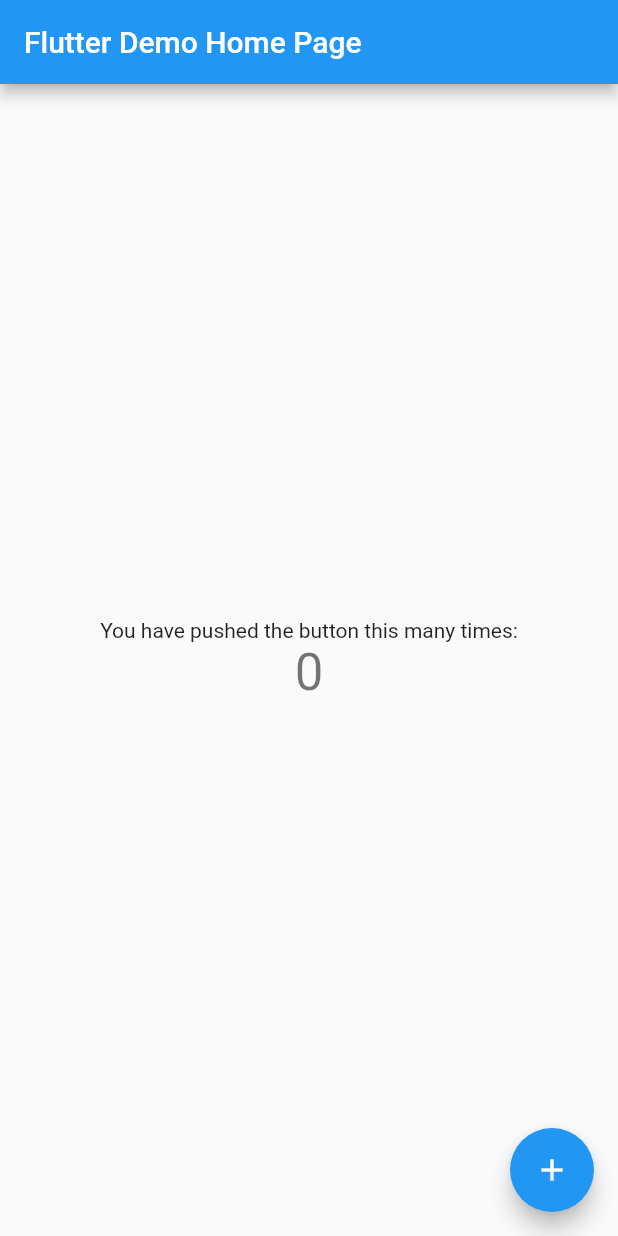
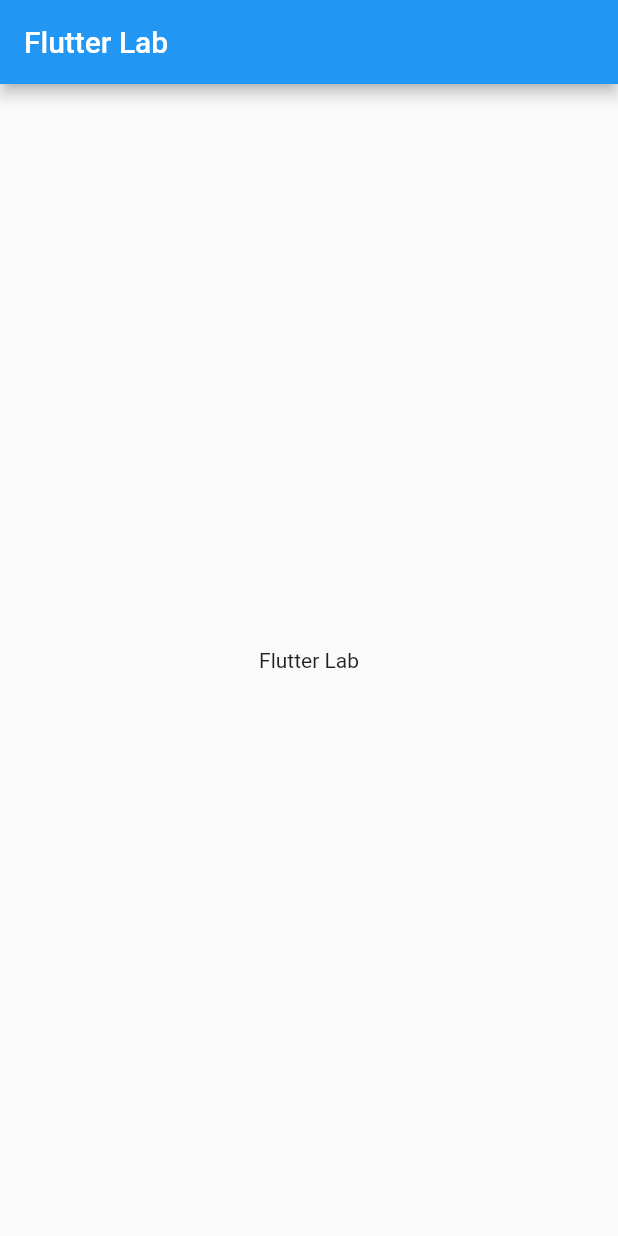
Before and after one commit to vika41130/flutter_lab, a Flutter app: the screen it shows after launch, on a phone screen of 412 x 824 dp. Run offline on Flutter 3.47's test engine with Material 2 defaults, Android fonts, the phone set to English and light mode, and no system bars.

Commit message:
clean dev

```diff
--- a/lib/main.dart
+++ b/lib/main.dart
@@ -7,40 +7,20 @@ void main() {
 class MyApp extends StatelessWidget {
   const MyApp({super.key});
 
-  // This widget is the root of your application.
   @override
   Widget build(BuildContext context) {
     return MaterialApp(
-      title: 'Flutter Demo',
+      title: 'Flutter Lab',
       theme: ThemeData(
-        // This is the theme of your application.
-        //
-        // Try running your application with "flutter run". You'll see the
-        // application has a blue toolbar. Then, without quitting the app, try
-        // changing the primarySwatch below to Colors.green and then invoke
-        // "hot reload" (press "r" in the console where you ran "flutter run",
-        // or simply save your changes to "hot reload" in a Flutter IDE).
-        // Notice that the counter didn't reset back to zero; the application
-        // is not restarted.
         primarySwatch: Colors.blue,
       ),
-      home: const MyHomePage(title: 'Flutter Demo Home Page'),
+      home: const MyHomePage(title: 'Flutter Lab'),
     );
   }
 }
 
 class MyHomePage extends StatefulWidget {
   const MyHomePage({super.key, required this.title});
-
-  // This widget is the home page of your application. It is stateful, meaning
-  // that it has a State object (defined below) that contains fields that affect
-  // how it looks.
-
-  // This class is the configuration for the state. It holds the values (in this
-  // case the title) provided by the parent (in this case the App widget) and
-  // used by the build method of the State. Fields in a Widget subclass are
-  // always marked "final".
-
   final String title;
 
   @override
@@ -48,68 +28,15 @@ class MyHomePage extends StatefulWidget {
 }
 
 class _MyHomePageState extends State<MyHomePage> {
-  int _counter = 0;
-
-  void _incrementCounter() {
-    setState(() {
-      // This call to setState tells the Flutter framework that something has
-      // changed in this State, which causes it to rerun the build method below
-      // so that the display can reflect the updated values. If we changed
-      // _counter without calling setState(), then the build method would not be
-      // called again, and so nothing would appear to happen.
-      _counter++;
-    });
-  }
-
   @override
   Widget build(BuildContext context) {
-    // This method is rerun every time setState is called, for instance as done
-    // by the _incrementCounter method above.
-    //
-    // The Flutter framework has been optimized to make rerunning build methods
-    // fast, so that you can just rebuild anything that needs updating rather
-    // than having to individually change instances of widgets.
     return Scaffold(
       appBar: AppBar(
-        // Here we take the value from the MyHomePage object that was created by
-        // the App.build method, and use it to set our appbar title.
         title: Text(widget.title),
       ),
-      body: Center(
-        // Center is a layout widget. It takes a single child and positions it
-        // in the middle of the parent.
-        child: Column(
-          // Column is also a layout widget. It takes a list of children and
-          // arranges them vertically. By default, it sizes itself to fit its
-          // children horizontally, and tries to be as tall as its parent.
-          //
-          // Invoke "debug painting" (press "p" in the console, choose the
-          // "Toggle Debug Paint" action from the Flutter Inspector in Android
-          // Studio, or the "Toggle Debug Paint" command in Visual Studio Code)
-          // to see the wireframe for each widget.
-          //
-          // Column has various properties to control how it sizes itself and
-          // how it positions its children. Here we use mainAxisAlignment to
-          // center the children vertically; the main axis here is the vertical
-          // axis because Columns are vertical (the cross axis would be
-          // horizontal).
-          mainAxisAlignment: MainAxisAlignment.center,
-          children: <Widget>[
-            const Text(
-              'You have pushed the button this many times:',
-            ),
-            Text(
-              '$_counter',
-              style: Theme.of(context).textTheme.headline4,
-            ),
-          ],
-        ),
+      body: const Center(
+        child: Text('Flutter Lab'),
       ),
-      floatingActionButton: FloatingActionButton(
-        onPressed: _incrementCounter,
-        tooltip: 'Increment',
-        child: const Icon(Icons.add),
-      ), // This trailing comma makes auto-formatting nicer for build methods.
     );
   }
 }
```
